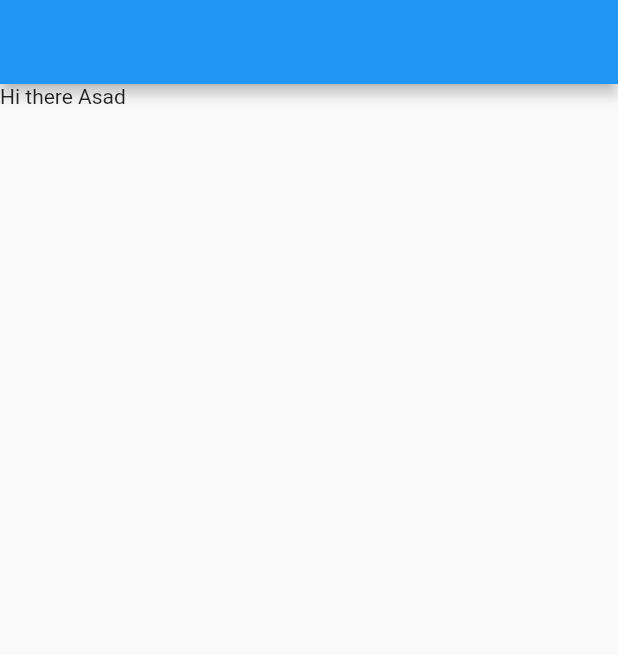
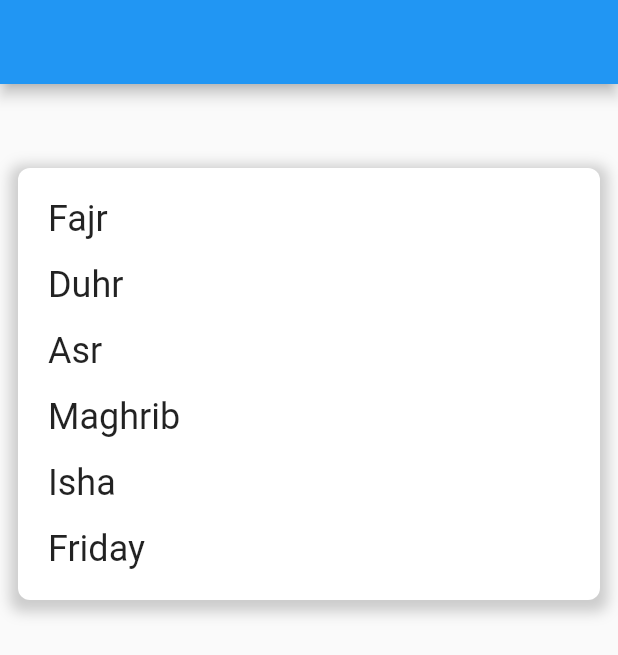
Before and after one commit to Mosque-Timings/mosque_timings, a Flutter app: the screen it shows after launch, on a phone screen of 412 x 824 dp. Shown: the top 655 px of the screen. Run offline on Flutter 3.47's test engine with Material 2 defaults, Android fonts, the phone set to English and light mode, and no system bars; our stand-ins replace get; network calls fail.

Commit message:
# MVP Update
- APIs integrated
- Mosque Timings displayed

```diff
--- a/lib/main.dart
+++ b/lib/main.dart
@@ -1,9 +1,11 @@
 import 'package:flutter/material.dart';
 import 'package:get/get.dart';
+import 'package:intl/intl.dart';
 import 'package:mosque_timings/src/config/routes/app_pages.dart';
 import 'package:mosque_timings/src/config/routes/routes.dart';
 
 void main() {
+
   runApp(const App());
 }
 
@@ -12,11 +14,12 @@ class App extends StatelessWidget {
 
   @override
   Widget build(BuildContext context) {
+
     return GetMaterialApp(
       debugShowCheckedModeBanner: false,
       getPages: AppPages.routes,
       initialRoute: Routes.home,
-      title: 'Flutter Demo',
+      title: 'Mosque Timings',
       theme: ThemeData(
         primarySwatch: Colors.blue,
       ),
--- /dev/null
+++ b/lib/src/constant/app_constants.dart
@@ -0,0 +1,14 @@
+import 'package:intl/intl.dart';
+
+final sqlDateFormatter = DateFormat('yyyy-MM-dd');
+final displayDateFormatter = DateFormat('MMM, dd');
+final port = '8000';
+final localHost = '127.0.0.1';
+final remoteHost = '192.168.10.29';
+final localHostAndroid = '10.0.2.2';
+final localHostUrl = 'http://$localHost:$port/';
+final remoteHostUrl = 'http://$remoteHost:$port/';
+final localHostUrlAndroid = 'http://$localHostAndroid:$port/';
+final localHostWebSocketUrl = 'ws://$localHost:$port/';
+final remoteHosWebSocketUrl = 'ws://$remoteHost:$port';
+final localHostWebSocketUrlAndroid = 'ws://$localHostAndroid:$port/';
--- /dev/null
+++ b/lib/src/mvc/controllers/mosque_timings_controller.dart
@@ -0,0 +1,28 @@
+import 'dart:convert';
+
+import 'package:flutter/material.dart';
+import 'package:get/get.dart';
+import 'package:mosque_timings/src/mvc/models/mosque_timings.dart';
+import 'package:mosque_timings/src/services/network/api.dart';
+
+class MosqueTimingsController extends GetxController {
+  final Rx<MosqueTimings> mosqueTimings = MosqueTimings().obs;
+
+  MosqueTimingsController(){
+
+    loadMosqueTimings();
+  }
+
+  loadMosqueTimings() async{
+
+    final response = await API().getMosqueTimings("33.62840875269751, 73.12435709270113");
+    mosqueTimings.value = MosqueTimings.fromJson(json.decode(response.body));
+  }
+  pickTime(index) async{
+    final time = await Get.dialog(TimePickerDialog(initialTime: TimeOfDay.now()));
+
+
+  }
+
+
+}
--- /dev/null
+++ b/lib/src/mvc/models/mosque_timings.dart
@@ -0,0 +1,51 @@
+import 'package:flutter/material.dart';
+import 'package:intl/intl.dart';
+
+class MosqueTimings {
+  final String? location, name;
+  final DateTime? updated;
+  final TimeOfDay? fajr, duhr, asr, maghrib, isha, friday;
+
+  MosqueTimings(
+      {this.location,
+      this.name,
+      this.updated,
+      this.fajr,
+      this.duhr,
+      this.asr,
+      this.maghrib,
+      this.isha,
+      this.friday});
+
+  getPrayerList() {
+    return [
+      Prayer(name: 'Fajr', time: fajr),
+      Prayer(name: 'Duhr', time: duhr),
+      Prayer(name: 'Asr', time: asr),
+      Prayer(name: 'Maghrib', time: maghrib),
+      Prayer(name: 'Isha', time: isha),
+      Prayer(name: 'Friday', time: friday),
+    ];
+  }
+
+  factory MosqueTimings.fromJson(json) {
+    return MosqueTimings(
+      location: json['location'],
+      name: json['name'],
+      updated: DateTime.parse(json['updated']),
+      fajr: TimeOfDay.fromDateTime(DateFormat("hh:mm:ss").parse(json['fajr'])),
+      duhr: TimeOfDay.fromDateTime(DateFormat("hh:mm:ss").parse(json['duhr'])),
+      asr: TimeOfDay.fromDateTime(DateFormat("hh:mm:ss").parse(json['asr'])),
+      maghrib: TimeOfDay.fromDateTime(DateFormat("hh:mm:ss").parse(json['maghrib'])),
+      isha: TimeOfDay.fromDateTime(DateFormat("hh:mm:ss").parse(json['isha'])),
+      friday: TimeOfDay.fromDateTime(DateFormat("hh:mm:ss").parse(json['friday'])),
+    );
+  }
+}
+
+class Prayer {
+  String? name;
+  TimeOfDay? time;
+
+  Prayer({this.name, this.time});
+}
--- a/lib/src/mvc/views/home.dart
+++ b/lib/src/mvc/views/home.dart
@@ -1,4 +1,5 @@
 import 'package:flutter/material.dart';
+import 'package:mosque_timings/src/widgets/mosque_clock.dart';
 
 class Home extends StatelessWidget {
   const Home({Key? key}) : super(key: key);
@@ -7,7 +8,7 @@ class Home extends StatelessWidget {
   Widget build(BuildContext context) {
     return Scaffold(
       appBar: AppBar(),
-      body: const Text('Hi there Asad'),
+      body: MosqueClock(),
     );
   }
 }
--- /dev/null
+++ b/lib/src/services/network/api.dart
@@ -0,0 +1,42 @@
+import 'dart:convert';
+import 'package:http/http.dart';
+import 'package:intl/intl.dart';
+import 'package:mosque_timings/src/constant/app_constants.dart';
+import 'package:mosque_timings/src/mvc/models/mosque_timings.dart';
+
+class API {
+  final newMosque = 'new/';
+  final all = 'all/';
+  final mosqueTimings = 'mosque-timings/';
+  final updateMosqueTimings = 'update/';
+
+  Future<Response> getMosqueTimings(String location) async {
+    final response = await get(Uri.parse(localHostUrl +
+        mosqueTimings +
+        "?location=$location"));
+    print(response.body);
+    return response;
+  }
+
+  getAll() async {
+    final response = await get(Uri.parse(localHostUrl + all));
+  }
+
+  updateCheck(MosqueTimings mosqueTimings) async {
+    final response = await put(Uri.parse(localHostUrl + updateMosqueTimings),
+        body: jsonEncode({
+          "location": mosqueTimings.location,
+          "location": mosqueTimings.location,
+          "fajr": DateFormat("HH:mm").format(DateFormat.jm().parse(mosqueTimings.fajr.toString())),
+          "name": mosqueTimings.name,
+          "asr": DateFormat("HH:mm").format(DateFormat.jm().parse(mosqueTimings.fajr.toString())),
+          "isha": DateFormat("HH:mm").format(DateFormat.jm().parse(mosqueTimings.fajr.toString())),
+          "duhr": DateFormat("HH:mm").format(DateFormat.jm().parse(mosqueTimings.fajr.toString())),
+          "updated": DateFormat("HH:mm").format(DateFormat.jm().parse(mosqueTimings.fajr.toString())),
+          "maghrib": DateFormat("HH:mm").format(DateFormat.jm().parse(mosqueTimings.fajr.toString())),
+          "friday": DateFormat("HH:mm").format(DateFormat.jm().parse(mosqueTimings.fajr.toString()))
+        }));
+
+    return response;
+  }
+}
--- /dev/null
+++ b/lib/src/widgets/mosque_clock.dart
@@ -0,0 +1,63 @@
+import 'package:flutter/material.dart';
+import 'package:flutter/rendering.dart';
+import 'package:get/get.dart';
+import 'package:intl/intl.dart';
+import 'package:mosque_timings/src/mvc/controllers/mosque_timings_controller.dart';
+import 'package:mosque_timings/src/mvc/models/mosque_timings.dart';
+import 'package:mosque_timings/src/widgets/prayer_clock.dart';
+
+class MosqueClock extends StatelessWidget {
+  MosqueClock({Key? key, this.mosqueTimings}) : super(key: key);
+  final MosqueTimings? mosqueTimings;
+
+  final MosqueTimingsController _mosqueTimingsController =
+      Get.put(MosqueTimingsController());
+  @override
+  Widget build(BuildContext context) {
+    return Wrap(
+      crossAxisAlignment: WrapCrossAlignment.center,
+      alignment: WrapAlignment.center,
+      children: [
+        Padding(
+          padding: const EdgeInsets.all(8.0),
+          child: Text(
+            _mosqueTimingsController.mosqueTimings.value.name ?? '',
+            textAlign: TextAlign.center,
+            style: Theme.of(context).textTheme.headline5,
+          ),
+        ),
+        Obx(() => Container(
+            margin: const EdgeInsets.all(12.0),
+            padding: const EdgeInsets.all(12.0),
+            decoration: BoxDecoration(
+              color: Colors.white,
+              borderRadius: BorderRadius.circular(8.0),
+              boxShadow: [
+                BoxShadow(
+                  color: Colors.grey.withOpacity(0.5),
+                  spreadRadius: 5,
+                  blurRadius: 7,
+                  offset: const Offset(0, 3), // changes position of shadow
+                ),
+              ],
+            ),
+            child: ListView.builder(
+                shrinkWrap: true,
+                physics: const NeverScrollableScrollPhysics(),
+                itemCount: _mosqueTimingsController.mosqueTimings.value
+                    .getPrayerList()
+                    .length,
+                itemBuilder: (_, index) {
+                  return GestureDetector(
+                      onTap: () {
+                        _mosqueTimingsController.pickTime(index);
+                      },
+                      child: PrayerClock(
+                        prayer: _mosqueTimingsController.mosqueTimings.value
+                            .getPrayerList()[index],
+                      ));
+                }))),
+      ],
+    );
+  }
+}
--- /dev/null
+++ b/lib/src/widgets/prayer_clock.dart
@@ -0,0 +1,30 @@
+import 'package:flutter/material.dart';
+import 'package:mosque_timings/src/mvc/models/mosque_timings.dart';
+
+class PrayerClock extends StatelessWidget {
+  const PrayerClock({Key? key, this.prayer}) : super(key: key);
+
+  final Prayer? prayer;
+  @override
+  Widget build(BuildContext context) {
+    return Row(
+      mainAxisAlignment: MainAxisAlignment.spaceBetween,
+      children: [
+        Expanded(
+          flex: 3,
+          child: Padding(
+            padding: const EdgeInsets.all(8.0),
+            child: Text(prayer?.name ?? '', style: Theme.of(context).textTheme.headline5,),
+          ),
+        ),
+        Flexible(
+          flex: 2,
+          child: Padding(
+            padding: const EdgeInsets.all(8.0),
+            child: Text(prayer?.time?.format(context) ?? '', style: Theme.of(context).textTheme.headline5),
+          ),
+        ),
+      ],
+    );
+  }
+}
--- a/pubspec.yaml
+++ b/pubspec.yaml
@@ -30,6 +30,8 @@ dependencies:
   flutter:
     sdk: flutter
   get: ^4.3.6
+  intl: ^0.17.0
+  http:
   # The following adds the Cupertino Icons font to your application.
   # Use with the CupertinoIcons class for iOS style icons.
   cupertino_icons: ^1.0.2
```
Also changed, not shown: pubspec.lock.
